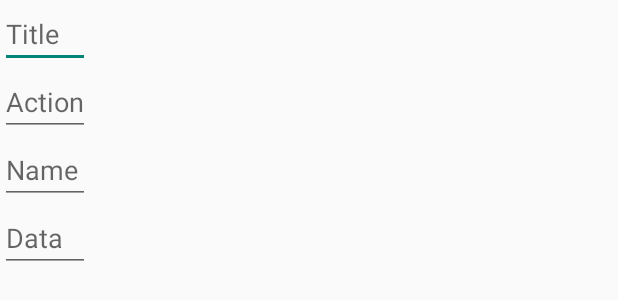
After one commit to ramashishb/multivac_android, an Android app: the layout dialog_add_act.xml on its own in the app's theme, with its tools: preview values and no code run, on a phone screen of 412 x 824 dp. The commit adds this screen. Shown: the top 300 px of the screen. Run offline under Robolectric (Android 15) with nearby library versions, the phone set to English and light mode, and no system bars.

Commit message:
Fragment to add actions

```diff
--- a/Multivac/app/build.gradle
+++ b/Multivac/app/build.gradle
@@ -21,5 +21,6 @@ android {
 
 dependencies {
     compile fileTree(dir: 'libs', include: ['*.jar'])
+    compile 'com.michaelpardo:activeandroid:3.1.0-SNAPSHOT'
     compile 'com.android.support:appcompat-v7:22.2.0'
 }
--- a/Multivac/app/src/main/res/layout/activity_main.xml
+++ b/Multivac/app/src/main/res/layout/activity_main.xml
@@ -5,6 +5,8 @@
     android:paddingTop="@dimen/activity_vertical_margin"
     android:paddingBottom="@dimen/activity_vertical_margin" tools:context=".MainActivity">
 
-
+    <FrameLayout android:id="@+id/container"
+        android:layout_width="match_parent"
+        android:layout_height="match_parent" />
 
 </RelativeLayout>
--- /dev/null
+++ b/Multivac/app/src/main/res/layout/dialog_add_act.xml
@@ -0,0 +1,26 @@
+<?xml version="1.0" encoding="utf-8"?>
+<LinearLayout xmlns:android="http://schemas.android.com/apk/res/android"
+    android:orientation="vertical"
+    android:layout_width="wrap_content"
+    android:layout_height="wrap_content">
+    <EditText
+        android:id="@+id/title"
+        android:layout_width="match_parent"
+        android:layout_height="wrap_content"
+        android:hint="Title"/>
+    <EditText
+        android:id="@+id/action"
+        android:layout_width="match_parent"
+        android:layout_height="wrap_content"
+        android:hint="Action"/>
+    <EditText
+        android:id="@+id/name"
+        android:layout_width="match_parent"
+        android:layout_height="wrap_content"
+        android:hint="Name"/>
+    <EditText
+        android:id="@+id/data"
+        android:layout_width="match_parent"
+        android:layout_height="wrap_content"
+        android:hint="Data"/>
+</LinearLayout>
--- a/Multivac/build.gradle
+++ b/Multivac/build.gradle
@@ -3,6 +3,8 @@
 buildscript {
     repositories {
         jcenter()
+        mavenCentral()
+        maven { url "https://oss.sonatype.org/content/repositories/snapshots/" }
     }
     dependencies {
         classpath 'com.android.tools.build:gradle:1.2.3'
@@ -15,5 +17,7 @@ buildscript {
 allprojects {
     repositories {
         jcenter()
+        mavenCentral()
+        maven { url "https://oss.sonatype.org/content/repositories/snapshots/" }
     }
 }
```
Also changed, not shown: Multivac/app/src/main/AndroidManifest.xml (+11 -0 lines), Multivac/app/src/main/java/multivac/com/multivac/Act.java (added, +46 -0 lines), Multivac/app/src/main/java/multivac/com/multivac/ActListAdapter.java (added, +19 -0 lines), Multivac/app/src/main/java/multivac/com/multivac/ActListFragment.java (added, +87 -0 lines), Multivac/app/src/main/java/multivac/com/multivac/Event.java (added, +41 -0 lines), Multivac/app/src/main/java/multivac/com/multivac/EventAct.java (added, +24 -0 lines), Multivac/app/src/main/java/multivac/com/multivac/MainActivity.java (+15 -0 lines), Multivac/app/src/main/res/layout/fragment_act_list.xml (added, +27 -0 lines), Multivac/app/src/main/res/menu/menu_main.xml (+9 -0 lines), 3 other files.
